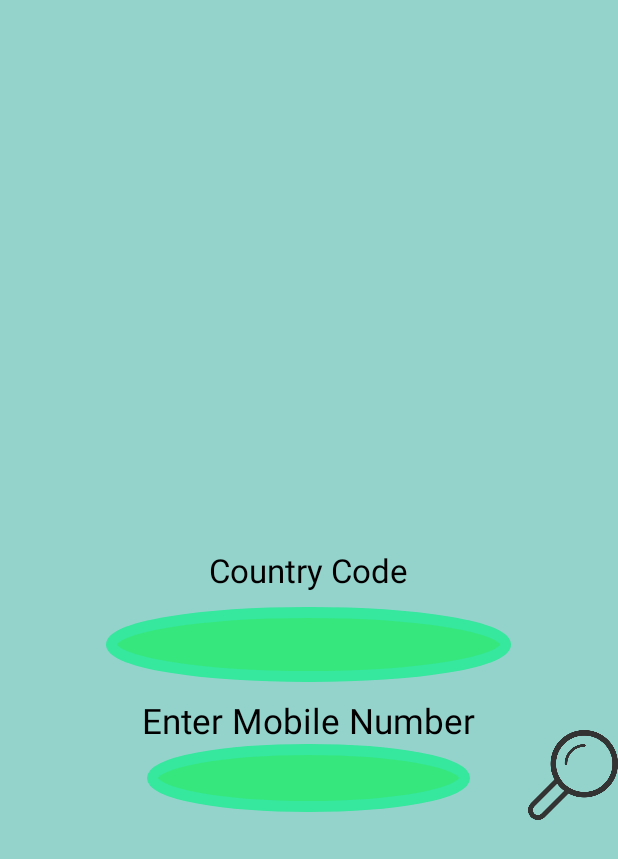
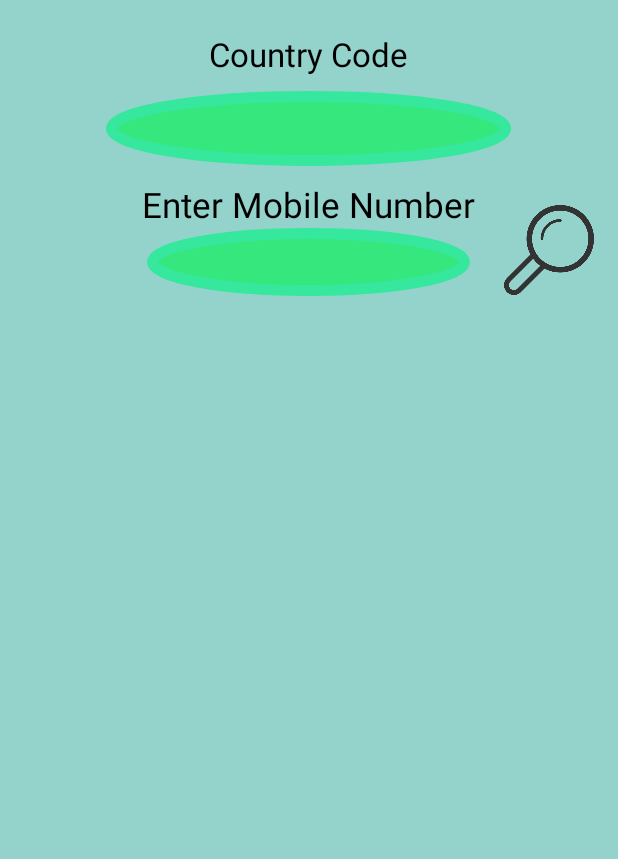
Before and after one commit to AnandBoreda/Location_tracker, an Android app: the layout activity_locator.xml on its own in the app's theme, with its tools: preview values and no code run, on a phone screen of 412 x 824 dp. Shown: the top 859 px of the screen. Run offline under Robolectric (Android 15) with nearby library versions, the phone set to English and light mode, and no system bars.

Commit message:
RetrieveFeedTask renamed to Locator
siren activity added

```diff
--- a/app/src/main/AndroidManifest.xml
+++ b/app/src/main/AndroidManifest.xml
@@ -64,7 +64,6 @@
         <activity android:name=".LocSettings" />
         <activity android:name=".CallBlocker" />
         <activity android:name=".ISDCodes" />
-        <activity android:name=".Locator" />
         <activity android:name=".Compass" />
         <activity android:name=".CompassMain" />
         <activity android:name=".FlashTools" />
--- a/app/src/main/res/layout/activity_locator.xml
+++ b/app/src/main/res/layout/activity_locator.xml
@@ -1,35 +1,19 @@
-<?xml version="1.0" encoding="utf-8"?>
-<RelativeLayout xmlns:android="http://schemas.android.com/apk/res/android" xmlns:app="http://schemas.android.com/apk/res-auto" xmlns:aapt="http://schemas.android.com/aapt"
-
+<LinearLayout xmlns:android="http://schemas.android.com/apk/res/android"
+    xmlns:tools="http://schemas.android.com/tools"
+    android:layout_width="match_parent"
     android:background="@color/bg"
-    android:layout_width="match_parent"
-    android:layout_height="match_parent">
-    <ScrollView
-        android:layout_width="match_parent"
-        android:layout_height="wrap_content">
-        <RelativeLayout
-            android:layout_width="match_parent"
-            android:layout_height="wrap_content">
-            <LinearLayout
-                android:gravity="center"
+    android:layout_height="match_parent"
     android:orientation="vertical"
-                android:id="@+id/linearLayout1111"
-                android:layout_width="match_parent"
-                android:layout_height="360dp"
-                android:layout_marginTop="0dp"
-                android:layout_alignParentTop="true">
-
-                <FrameLayout
-                    android:id="@+id/fl_adplaceholder"
-                    android:layout_width="match_parent"
-                    android:layout_height="wrap_content"
-                    android:layout_marginTop="2dp"/>
-            </LinearLayout>
+    android:paddingLeft="@dimen/activity_horizontal_margin"
+    android:paddingRight="@dimen/activity_horizontal_margin"
+    android:paddingTop="@dimen/activity_vertical_margin"
+    android:paddingBottom="@dimen/activity_vertical_margin"
+    tools:context=".Locator">
+    <!--ADD-->
     <RelativeLayout
         android:layout_width="match_parent"
         android:layout_height="wrap_content"
-                android:layout_marginTop="5dp"
-                android:layout_below="@+id/linearLayout1111">
+        android:layout_marginTop="5dp">
         <EditText
             android:textSize="18sp"
             android:textColor="#ffffff"
@@ -70,6 +54,7 @@
             android:background="@drawable/search"
             android:paddingLeft="5dp"
             android:paddingRight="5dp"
+            android:translationY="220dp"
             android:layout_width="60dp"
             android:layout_height="60dp"
             android:height="30dp"
@@ -86,13 +71,25 @@
             android:layout_below="@+id/num_search_textView1"
             android:layout_centerHorizontal="true"/>
     </RelativeLayout>
+    <!--ADD-->
+    <RelativeLayout
+        android:layout_width="match_parent"
+        android:layout_height="match_parent"
+        android:gravity="center">
+        <ProgressBar
+            android:id="@+id/progressBar"
+            android:layout_width="wrap_content"
+            android:layout_height="wrap_content"
+            android:indeterminate="true"
+            android:layout_centerHorizontal="true"
+            android:visibility="gone" />
+        <ScrollView
+            android:layout_width="match_parent"
+            android:layout_height="match_parent">
+            <TextView
+                android:id="@+id/responseView"
+                android:layout_width="wrap_content"
+                android:layout_height="wrap_content" />
+        </ScrollView>
     </RelativeLayout>
-    </ScrollView>
-    <com.google.android.gms.ads.AdView xmlns:ads="http://schemas.android.com/apk/res-auto"
-    android:id="@+id/adView"
-    android:layout_width="match_parent"
-    android:translationY="300dp"
-    android:layout_height="match_parent"
-    ads:adSize="BANNER"
-    ads:adUnitId="ca-app-pub-3940256099942544/1033173712"/>
-</RelativeLayout>
+</LinearLayout>
```
Also changed, not shown: app/src/main/java/com/app/locationtracker/Locator.java (+59 -58 lines), app/src/main/java/com/app/locationtracker/PoliceSirenMain.java (+26 -0 lines), app/src/main/java/com/app/locationtracker/RetrieveFeedTask.java (deleted, +0 -73 lines), app/src/main/res/layout/activity_police_siren_main.xml (+18 -2 lines), app/src/main/res/layout/retrievefeedtask.xml (deleted, +0 -32 lines). Lines whose indentation alone changed are shown as unchanged.
